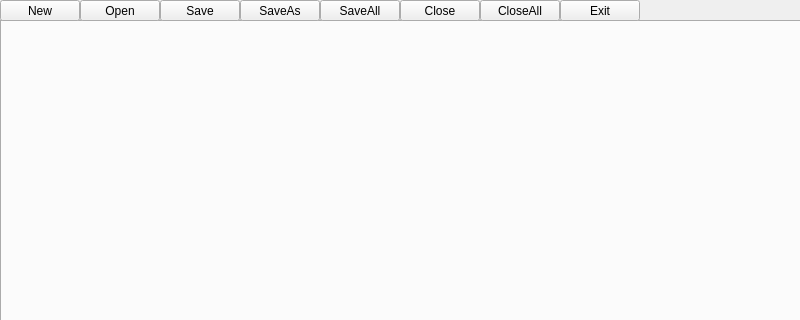
First picture: the form in notes/mainwindow.ui, repository kargamant/Simple-Notebook, before the edit; both pictures show x 0 to 800 and y 0 to 320 of the 800 by 600 pixel window.
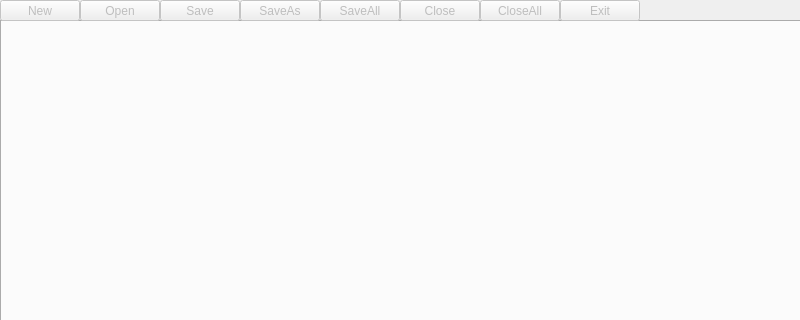
Second picture: the form after the edit.

Commit message: Made menu bar 'File' for all buttons related to file

Diff of the .ui file:
```diff
--- a/notes/mainwindow.ui
+++ b/notes/mainwindow.ui
@@ -28,6 +28,9 @@
     </property>
    </widget>
    <widget class="QPushButton" name="openButton">
+    <property name="enabled">
+     <bool>false</bool>
+    </property>
     <property name="geometry">
      <rect>
       <x>80</x>
@@ -41,6 +44,9 @@
     </property>
    </widget>
    <widget class="QPushButton" name="newButton">
+    <property name="enabled">
+     <bool>false</bool>
+    </property>
     <property name="geometry">
      <rect>
       <x>0</x>
@@ -54,6 +60,9 @@
     </property>
    </widget>
    <widget class="QPushButton" name="saveButton">
+    <property name="enabled">
+     <bool>false</bool>
+    </property>
     <property name="geometry">
      <rect>
       <x>160</x>
@@ -67,6 +76,9 @@
     </property>
    </widget>
    <widget class="QPushButton" name="saveAsButton">
+    <property name="enabled">
+     <bool>false</bool>
+    </property>
     <property name="geometry">
      <rect>
       <x>240</x>
@@ -80,6 +92,9 @@
     </property>
    </widget>
    <widget class="QPushButton" name="closeButton">
+    <property name="enabled">
+     <bool>false</bool>
+    </property>
     <property name="geometry">
      <rect>
       <x>400</x>
@@ -93,6 +108,9 @@
     </property>
    </widget>
    <widget class="QPushButton" name="saveAllButton">
+    <property name="enabled">
+     <bool>false</bool>
+    </property>
     <property name="geometry">
      <rect>
       <x>320</x>
@@ -106,6 +124,9 @@
     </property>
    </widget>
    <widget class="QPushButton" name="closeAllButton">
+    <property name="enabled">
+     <bool>false</bool>
+    </property>
     <property name="geometry">
      <rect>
       <x>480</x>
@@ -119,6 +140,9 @@
     </property>
    </widget>
    <widget class="QPushButton" name="exitButton">
+    <property name="enabled">
+     <bool>false</bool>
+    </property>
     <property name="geometry">
      <rect>
       <x>560</x>
```
The commit also changes 2 other files.
